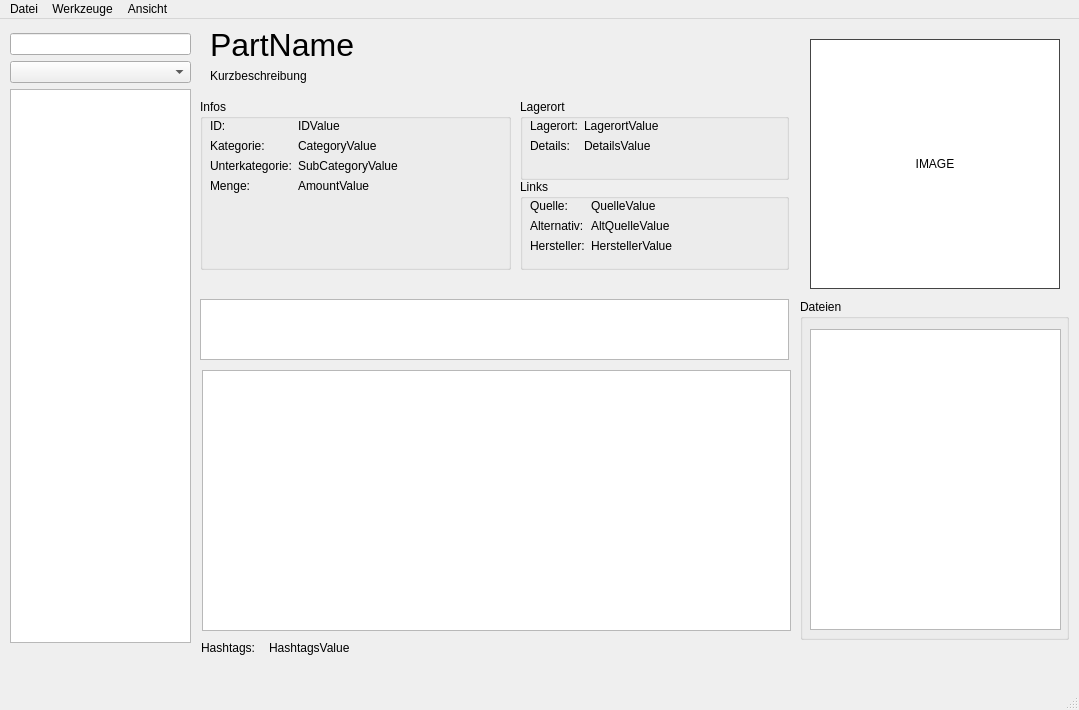
Before: the Qt Designer form src/mainwindow.ui in oddscured/Partorium, drawn with Qt 5.
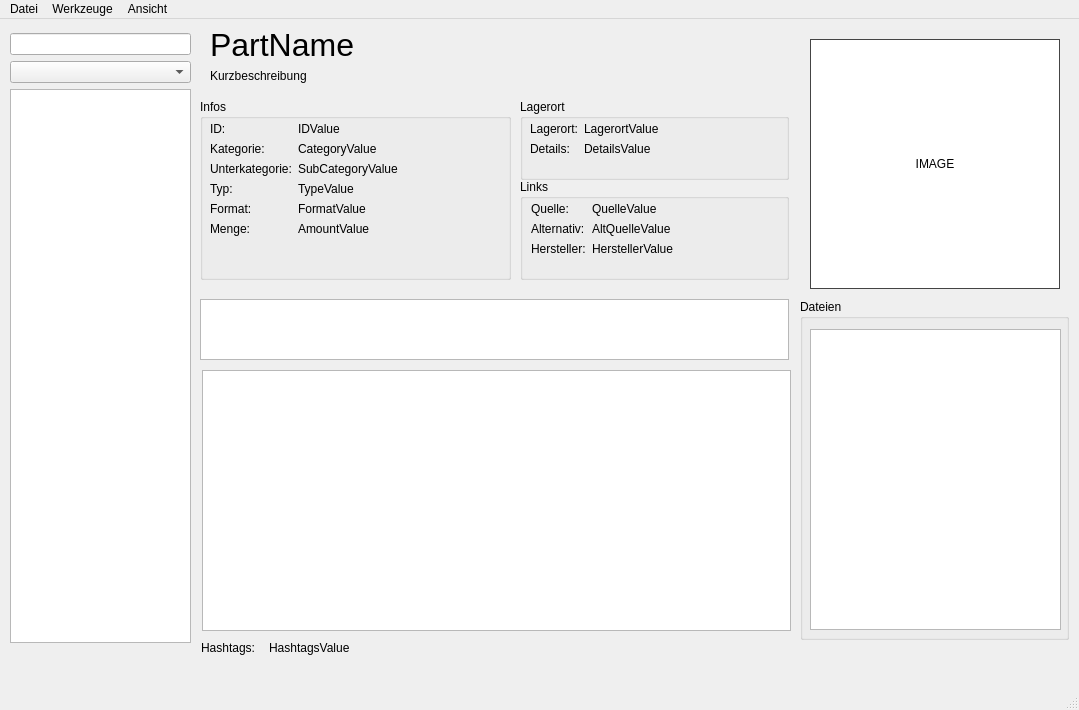
After: the same form once the commit is applied.

Commit message: Fixed Type and Format fields + Layout changes

What changed in the file:
```diff
--- a/src/mainwindow.ui
+++ b/src/mainwindow.ui
@@ -41,24 +41,24 @@
       <x>200</x>
       <y>80</y>
       <width>311</width>
-      <height>171</height>
+      <height>181</height>
      </rect>
     </property>
     <property name="title">
      <string>Infos</string>
     </property>
-    <widget class="QWidget" name="layoutWidget">
+    <widget class="QWidget" name="">
      <property name="geometry">
       <rect>
        <x>10</x>
-       <y>20</y>
-       <width>291</width>
-       <height>90</height>
+       <y>23</y>
+       <width>271</width>
+       <height>138</height>
       </rect>
      </property>
      <layout class="QFormLayout" name="formLayout_3">
       <property name="labelAlignment">
-       <set>Qt::AlignmentFlag::AlignLeading|Qt::AlignmentFlag::AlignLeft|Qt::AlignmentFlag::AlignTop</set>
+       <set>Qt::AlignmentFlag::AlignLeading|Qt::AlignmentFlag::AlignLeft|Qt::AlignmentFlag::AlignVCenter</set>
       </property>
       <property name="formAlignment">
        <set>Qt::AlignmentFlag::AlignLeading|Qt::AlignmentFlag::AlignLeft|Qt::AlignmentFlag::AlignTop</set>
@@ -106,13 +106,41 @@
        </widget>
       </item>
       <item row="3" column="0">
+       <widget class="QLabel" name="lbl_Type">
+        <property name="text">
+         <string>Typ:</string>
+        </property>
+       </widget>
+      </item>
+      <item row="3" column="1">
+       <widget class="QLabel" name="lbl_TypeValue">
+        <property name="text">
+         <string>TypeValue</string>
+        </property>
+       </widget>
+      </item>
+      <item row="4" column="0">
+       <widget class="QLabel" name="lbl_Format">
+        <property name="text">
+         <string>Format:</string>
+        </property>
+       </widget>
+      </item>
+      <item row="4" column="1">
+       <widget class="QLabel" name="lbl_FormatValue">
+        <property name="text">
+         <string>FormatValue</string>
+        </property>
+       </widget>
+      </item>
+      <item row="5" column="0">
        <widget class="QLabel" name="lbl_Quantity">
         <property name="text">
          <string>Menge:</string>
         </property>
        </widget>
       </item>
-      <item row="3" column="1">
+      <item row="5" column="1">
        <widget class="QLabel" name="lbl_QuantityValue">
         <property name="text">
          <string>AmountValue</string>
@@ -237,7 +265,7 @@
      <property name="geometry">
       <rect>
        <x>10</x>
-       <y>20</y>
+       <y>23</y>
        <width>251</width>
        <height>42</height>
       </rect>
@@ -318,7 +346,7 @@
       <x>520</x>
       <y>160</y>
       <width>269</width>
-      <height>91</height>
+      <height>101</height>
      </rect>
     </property>
     <property name="sizePolicy">
@@ -336,18 +364,18 @@
     <property name="title">
      <string>Links</string>
     </property>
-    <widget class="QWidget" name="layoutWidget">
+    <widget class="QWidget" name="">
      <property name="geometry">
       <rect>
-       <x>10</x>
-       <y>20</y>
+       <x>11</x>
+       <y>23</y>
        <width>251</width>
        <height>66</height>
       </rect>
      </property>
      <layout class="QFormLayout" name="formLayout_2">
       <property name="labelAlignment">
-       <set>Qt::AlignmentFlag::AlignLeading|Qt::AlignmentFlag::AlignLeft|Qt::AlignmentFlag::AlignTop</set>
+       <set>Qt::AlignmentFlag::AlignLeading|Qt::AlignmentFlag::AlignLeft|Qt::AlignmentFlag::AlignVCenter</set>
       </property>
       <property name="formAlignment">
        <set>Qt::AlignmentFlag::AlignLeading|Qt::AlignmentFlag::AlignLeft|Qt::AlignmentFlag::AlignTop</set>
```
Left out of the diff: 2 changed lines with no effect on the pictures. The commit also changes 2 other files.
